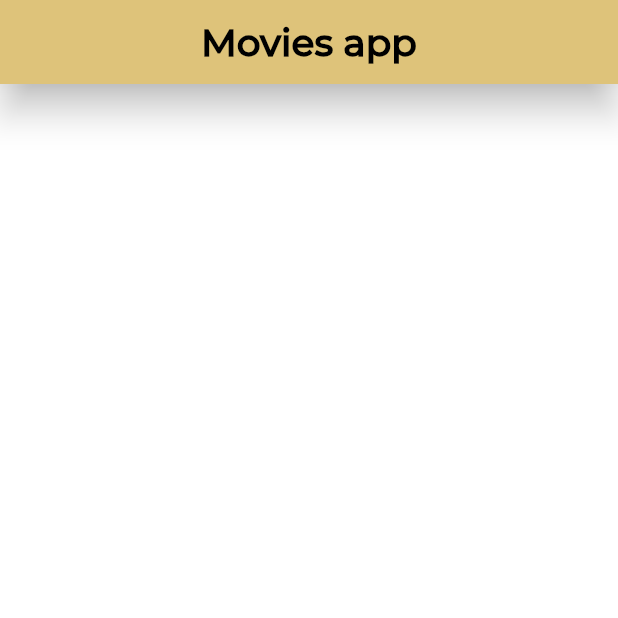
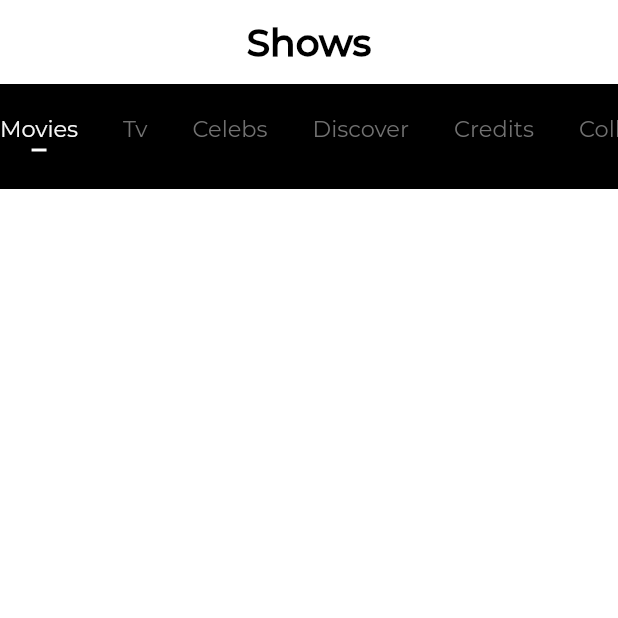
Before and after one commit to quinton11/Movies-App, a Flutter app: the screen it shows after launch, on a phone screen of 412 x 824 dp, the top half of it. Run offline on Flutter 3.47's test engine with Material 2 defaults, Android fonts, the phone set to English and light mode, and no system bars; missing offline and left inert: flutter_config; project files that could hold a hidden picture were left out.

Commit message:
Built tab bar UI

```diff
--- /dev/null
+++ b/lib/Providers/Movies.dart
@@ -0,0 +1,51 @@
+import 'package:flutter/material.dart';
+import 'package:http/http.dart' as http;
+import 'package:flutter_config/flutter_config.dart';
+
+import 'dart:convert';
+
+import '../models/movie.dart';
+
+class Movies with ChangeNotifier {
+  List<Movie> _popular = [];
+  List<Movie> _upcoming = [];
+  List<Movie> _toprated = [];
+  List<Movie> _latest = [];
+  List<Movie> _nowplaying = [];
+
+  final String apiurl = 'https://api.themoviedb.org/3';
+  final apikey = FlutterConfig.get('API_KEY');
+
+  List<Movie> get popular {
+    return [..._popular];
+  }
+
+  List<Movie> get upcoming {
+    return [..._upcoming];
+  }
+
+  List<Movie> get toprated {
+    return [..._toprated];
+  }
+
+  List<Movie> get nowplaying {
+    return [..._nowplaying];
+  }
+
+  List<Movie> get latest {
+    return [..._latest];
+  }
+
+  //Method gets Movie Lists data from TMDB
+  Future<void> fetchMoviesList() async {
+    var url = Uri.https('https://api.themoviedb.org/3',
+        '/movie/popular/$apikey&language=en-US&page=1');
+    var client = http.Client();
+    try {
+      var response = await client.get(url);
+      print(json.decode(response.body));
+    } catch (error) {
+      throw (error);
+    }
+  }
+}
--- a/lib/main.dart
+++ b/lib/main.dart
@@ -1,9 +1,14 @@
 import 'package:flutter/material.dart';
 import 'package:flutter/services.dart';
+import 'package:flutter_config/flutter_config.dart';
+import 'package:provider/provider.dart';
 
 import './screens/HomePage.dart';
+import './Providers/Movies.dart';
 
-void main() {
+void main() async {
+  WidgetsFlutterBinding.ensureInitialized();
+  await FlutterConfig.loadEnvVariables();
   runApp(MyApp());
 }
 
@@ -11,9 +16,16 @@ class MyApp extends StatelessWidget {
   @override
   Widget build(BuildContext context) {
     SystemChrome.setEnabledSystemUIOverlays([]);
-    return MaterialApp(
-      debugShowCheckedModeBanner: false,
-      home: HomePage(),
+    return MultiProvider(
+      providers: [
+        ChangeNotifierProvider(
+          create: (context) => Movies(),
+        ),
+      ],
+      child: MaterialApp(
+        debugShowCheckedModeBanner: true,
+        home: HomePage(),
+      ),
     );
   }
 }
--- /dev/null
+++ b/lib/models/movie.dart
@@ -0,0 +1,15 @@
+class Movie {
+  final int id, voteaverage, votecount;
+  final String backdroppath, title, overview, releasedate, tagline;
+
+  Movie({
+    this.id,
+    this.voteaverage,
+    this.votecount,
+    this.backdroppath,
+    this.overview,
+    this.releasedate,
+    this.tagline,
+    this.title,
+  });
+}
--- a/lib/screens/HomePage.dart
+++ b/lib/screens/HomePage.dart
@@ -1,18 +1,25 @@
 import 'package:flutter/material.dart';
 
+import '../widget/tabcontainer.dart';
+
+//import '../Icons/tmdb_icons.dart';
+
 class HomePage extends StatelessWidget {
-  final color = Color.fromRGBO(222, 195, 122, 1);
   @override
   Widget build(BuildContext context) {
     final height = MediaQuery.of(context).size.height;
     final width = MediaQuery.of(context).size.width;
     return Scaffold(
       appBar: AppBar(
-        backgroundColor: Color.fromRGBO(222, 195, 122, 1),
+        /*leading: Icon(
+          Tmdb.music,
+          color: Colors.black,
+        ),*/
+        backgroundColor: Colors.white,
         elevation: 10,
         centerTitle: true,
         title: Text(
-          'Movies app',
+          'Shows',
           style: TextStyle(
             color: Colors.black,
             fontWeight: FontWeight.bold,
@@ -21,13 +28,20 @@ class HomePage extends StatelessWidget {
           ),
         ),
       ),
-      body: Container(
-        width: width,
-        height: height,
-        decoration: BoxDecoration(
-          color: Colors.white,
+      body: SingleChildScrollView(
+        scrollDirection: Axis.vertical,
+        child: Container(
+          width: width,
+          height: height,
+          decoration: BoxDecoration(
+            color: Colors.white,
+          ),
+          child: Column(
+            children: <Widget>[
+              TabContainer(),
+            ],
+          ),
         ),
-        child: Center()
       ),
     );
   }
--- /dev/null
+++ b/lib/widget/tabcontainer.dart
@@ -0,0 +1,80 @@
+import 'package:flutter/material.dart';
+
+
+class TabContainer extends StatefulWidget {
+  @override
+  _TabContainerState createState() => _TabContainerState();
+}
+
+class _TabContainerState extends State<TabContainer> {
+  final color = Color.fromRGBO(222, 195, 122, 1);
+  int selection = 0;
+
+  final List<String> title = [
+    'Movies',
+    'Tv',
+    'Celebs',
+    'Discover',
+    'Credits',
+    'Collections'
+  ];
+
+  @override
+  Widget build(BuildContext context) {
+    return Container(
+      height: 70,
+      width: double.infinity,
+      decoration: BoxDecoration(
+        color: Colors.black,
+      ),
+      child: Padding(
+        padding: const EdgeInsets.only(
+          top: 20,
+          bottom: 20,
+        ),
+        child: ListView.separated(
+          scrollDirection: Axis.horizontal,
+          itemBuilder: (context, index) => buildTabElement(index),
+          separatorBuilder: (context, index) => SizedBox(
+            width: 30,
+          ),
+          itemCount: title.length,
+        ),
+      ),
+    );
+  }
+
+  GestureDetector buildTabElement(int index) {
+    return GestureDetector(
+      onTap: (){
+        setState(() {
+          selection = index;
+        });
+      },
+          child: Container(
+        height: 50,
+        child: Column(
+          children: <Widget>[
+            Text(
+              title[index],
+              style: TextStyle(
+                color: selection == index ? Colors.white : Colors.grey[600],
+                fontFamily: 'Montserrat',
+                fontSize: 15,
+                fontWeight: FontWeight.normal,
+              ),
+            ),
+            SizedBox(height: 5),
+            Container(
+              height: 2,
+              width: 10,
+              decoration: BoxDecoration(
+                color: selection == index ? Colors.white : Colors.black,
+              ),
+            )
+          ],
+        ),
+      ),
+    );
+  }
+}
--- a/pubspec.yaml
+++ b/pubspec.yaml
@@ -26,6 +26,7 @@ dependencies:
 
   http: ^0.13.0
   flutter_config: ^1.0.8
+  provider: ^5.0.0
 
 
 
```
Also changed, not shown: pubspec.lock.
